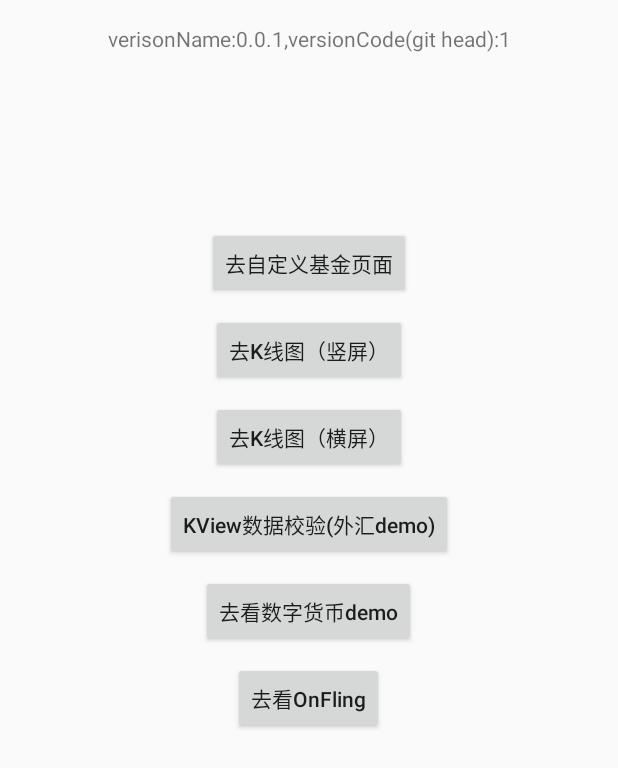
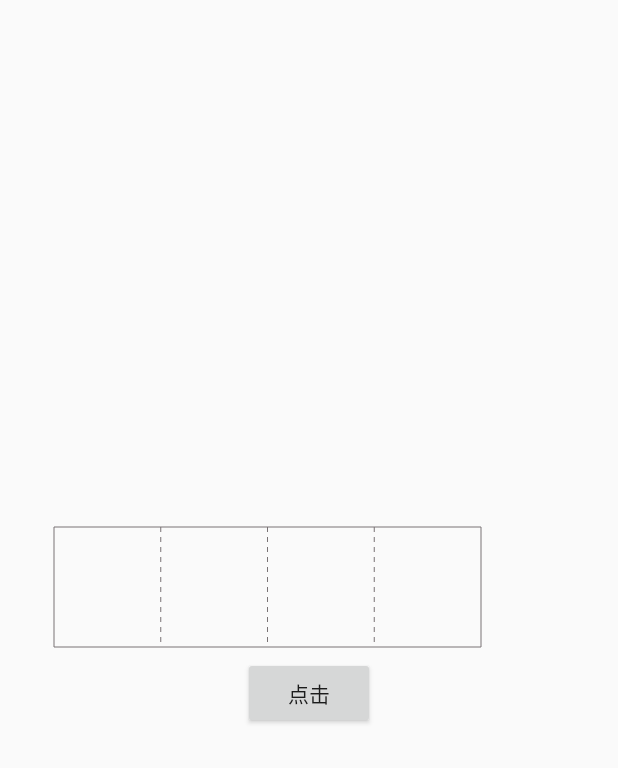
Before and after one commit to Tophold/FinancialCustomerView, an Android app: the screen it shows after launch (MainActivity before the commit, VolDemoActivity after it), on a phone screen of 412 x 824 dp. Shown: the top 768 px of the screen. Run offline under Robolectric (Android 15) with nearby library versions, the phone set to English and light mode, and no system bars; our stand-ins replace EventBus, RxJava; network calls fail.

Commit message:
量图部分逻辑

```diff
--- a/app/src/main/AndroidManifest.xml
+++ b/app/src/main/AndroidManifest.xml
@@ -14,11 +14,11 @@
         android:supportsRtl="true"
         android:theme="@style/AppTheme">
         <activity android:name=".MainActivity">
-            <intent-filter>
-                <action android:name="android.intent.action.MAIN"/>
+            <!--<intent-filter>-->
+                <!--<action android:name="android.intent.action.MAIN"/>-->
 
-                <category android:name="android.intent.category.LAUNCHER"/>
-            </intent-filter>
+                <!--<category android:name="android.intent.category.LAUNCHER"/>-->
+            <!--</intent-filter>-->
         </activity>
         <activity android:name=".demo.beginner.ui.FundActivity">
         </activity>
@@ -39,6 +39,13 @@
         </activity>
         <activity android:name=".FlingActivity">
         </activity>
+        <activity android:name=".VolDemoActivity">
+            <intent-filter>
+                <action android:name="android.intent.action.MAIN"/>
+
+                <category android:name="android.intent.category.LAUNCHER"/>
+            </intent-filter>
+        </activity>
     </application>
 
 </manifest>
--- /dev/null
+++ b/app/src/main/java/com/tophold/example/VolDemoActivity.kt
@@ -0,0 +1,41 @@
+package com.tophold.example
+
+import android.os.Bundle
+import android.support.annotation.NonNull
+import android.util.Log
+import com.tophold.trade.utils.StringUtils
+import com.tophold.trade.view.kview.VolModel
+import kotlinx.android.synthetic.main.activity_vol_demo.*
+
+class VolDemoActivity : BaseActivity() {
+
+    val mDataList: MutableList<VolModel> by lazy {
+        ArrayList<VolModel>()
+    }
+
+    override fun onCreate(savedInstanceState: Bundle?) {
+        super.onCreate(savedInstanceState)
+        setContentView(R.layout.activity_vol_demo)
+        loadData()
+        avd_btn_click.setOnClickListener { test(StringUtils.getString())}
+    }
+
+    private fun loadData() {
+        for (i in 0..99) {
+            var volModel = VolModel(StringUtils.getRadomNum(0, 1) == 0,
+                    StringUtils.getRadomNum(100, 1000).toDouble(),
+                    StringUtils.getRadomNum(10, 50).toDouble(),
+                    StringUtils.getRadomNum(10, 50).toDouble())
+            mDataList.add(volModel)
+        }
+
+        avd_vv_vol.setVolDataList(mDataList)
+    }
+
+    /**
+     * @NonNull 只是辅助检查，并不能保证传递过来的一定不为空
+     */
+    fun test(@NonNull str: String) {
+        Log.e(TAG, ": " + str.length);
+    }
+}
--- /dev/null
+++ b/app/src/main/res/layout/activity_vol_demo.xml
@@ -0,0 +1,21 @@
+<?xml version="1.0" encoding="utf-8"?>
+<LinearLayout
+    xmlns:android="http://schemas.android.com/apk/res/android"
+    android:layout_width="match_parent"
+    android:layout_height="match_parent"
+    android:gravity="center"
+    android:orientation="vertical">
+    <com.tophold.trade.view.kview.VolView
+        android:id="@+id/avd_vv_vol"
+        android:layout_width="350dp"
+        android:layout_height="100dp"/>
+
+
+
+
+    <Button
+        android:id="@+id/avd_btn_click"
+        android:layout_width="wrap_content"
+        android:layout_height="wrap_content"
+        android:text="点击"/>
+</LinearLayout>
--- a/financiallib/src/main/java/com/tophold/trade/utils/StringUtils.java
+++ b/financiallib/src/main/java/com/tophold/trade/utils/StringUtils.java
@@ -41,4 +41,7 @@ public class StringUtils {
         Random rdm = new Random();
         return rdm.nextInt(max - min + 1) + min;
     }
+    public static String getString(){
+        return getRadomNum(0,1)==0?null:"sdaas";
+    }
 }
--- a/financiallib/src/main/java/com/tophold/trade/view/kview/KBaseView.java
+++ b/financiallib/src/main/java/com/tophold/trade/view/kview/KBaseView.java
@@ -223,10 +223,10 @@ public abstract class KBaseView extends BaseView {
     protected void onDraw(Canvas canvas) {
         super.onDraw(canvas);
         //默认加载loading界面
-        showLoadingPaint(canvas);
-        if (mQuotesList == null || mQuotesList.isEmpty()) {
-            return;
-        }
+//        showLoadingPaint(canvas);
+//        if (mQuotesList == null || mQuotesList.isEmpty()) {
+//            return;
+//        }
         drawOuterLine(canvas);
         drawInnerXy(canvas);
     }
--- /dev/null
+++ b/financiallib/src/main/java/com/tophold/trade/view/kview/VolModel.java
@@ -0,0 +1,22 @@
+package com.tophold.trade.view.kview;
+
+/**
+ * ============================================================
+ * 作 者 :    wgyscsf@163.com
+ * 更新时间 ：2018/07/08 21:24
+ * 描 述 ：量
+ * ============================================================
+ */
+public class VolModel {
+    public boolean cUp;//当前收盘价是否大于等于前一天收盘价
+    public double vol;//量
+    public double ma5;
+    public double ma10;
+
+    public VolModel(boolean cUp, double vol, double ma5, double ma10) {
+        this.cUp = cUp;
+        this.vol = vol;
+        this.ma5 = ma5;
+        this.ma10 = ma10;
+    }
+}
--- /dev/null
+++ b/financiallib/src/main/java/com/tophold/trade/view/kview/VolView.java
@@ -0,0 +1,80 @@
+package com.tophold.trade.view.kview;
+
+import android.content.Context;
+import android.graphics.Canvas;
+import android.support.annotation.Nullable;
+import android.util.AttributeSet;
+
+import java.util.List;
+
+/**
+ * ============================================================
+ * 作 者 :    wgyscsf@163.com
+ * 更新时间 ：2018/07/08 21:18
+ * 描 述 ：
+ * ============================================================
+ */
+public class VolView extends KBaseView {
+
+    //数据源
+    private List<VolModel> mVolModelList;
+    private boolean mIsShow=false;
+
+
+
+    public VolView(Context context) {
+        this(context,null);
+    }
+
+    public VolView(Context context, @Nullable AttributeSet attrs) {
+        this(context, attrs,0);
+    }
+
+    public VolView(Context context, @Nullable AttributeSet attrs, int defStyleAttr) {
+        super(context, attrs, defStyleAttr);
+        initAttr();
+    }
+
+    private void initAttr() {
+        initDefAttrs();
+    }
+
+    private void initDefAttrs() {
+        //重写内边距大小
+        mInnerTopBlankPadding = 8;
+        mInnerBottomBlankPadding = 8;
+
+        //重写Legend padding
+        mLegendPaddingTop = 0;
+        mLegendPaddingRight = 4;
+        mLegendPaddingLeft = 4;
+
+
+        setShowInnerX(false);
+        setShowInnerY(true);
+    }
+
+    @Override
+    protected void onMeasure(int widthMeasureSpec, int heightMeasureSpec) {
+        super.onMeasure(widthMeasureSpec, heightMeasureSpec);
+    }
+
+    @Override
+    protected void onLayout(boolean changed, int left, int top, int right, int bottom) {
+        super.onLayout(changed, left, top, right, bottom);
+    }
+
+    @Override
+    protected void onDraw(Canvas canvas) {
+        super.onDraw(canvas);
+    }
+
+    @Override
+    protected void seekAndCalculateCellData() {
+
+    }
+
+    public void setVolDataList(@Nullable List<VolModel> mDataList) {
+
+    }
+}
```
